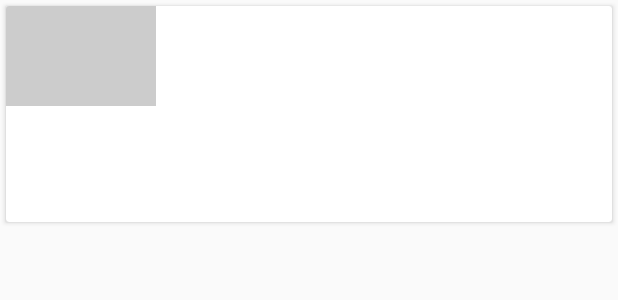
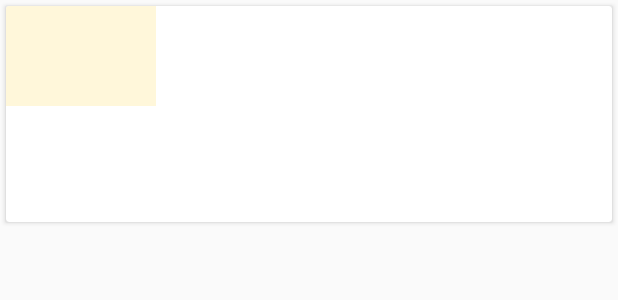
Before and after one commit to fanr1r/xyzreader, an Android app: the layout list_item_article.xml on its own in the app's theme, with its tools: preview values and no code run, on a phone screen of 412 x 824 dp. Shown: the top 300 px of the screen. Run offline under Robolectric (Android 15) with nearby library versions, the phone set to English and light mode, and no system bars.

Commit message:
chg: theme colors

```diff
--- a/XYZReader/src/main/res/drawable/add_fab_background.xml
+++ b/XYZReader/src/main/res/drawable/add_fab_background.xml
@@ -17,7 +17,7 @@
 <layer-list xmlns:android="http://schemas.android.com/apk/res/android">
     <item>
         <shape android:shape="oval">
-            <solid android:color="@color/theme_accent" />
+            <solid android:color="@color/accent_color" />
         </shape>
     </item>
     <item android:drawable="@drawable/white_selectable_item_background_circle" />
--- a/XYZReader/src/main/res/layout/fragment_article_detail.xml
+++ b/XYZReader/src/main/res/layout/fragment_article_detail.xml
@@ -86,7 +86,7 @@
                     android:lineSpacingMultiplier="@fraction/detail_body_line_spacing_multiplier"
                     android:paddingBottom="@dimen/detail_body_bottom_margin"
                     android:textColor="@color/ltgray"
-                    android:textColorLink="@color/theme_accent"
+                    android:textColorLink="@color/accent_color"
                     android:textSize="@dimen/detail_body_text_size"/>
 
             </com.example.xyzreader.ui.MaxWidthLinearLayout>
--- a/XYZReader/src/main/res/values/colors.xml
+++ b/XYZReader/src/main/res/values/colors.xml
@@ -16,10 +16,16 @@
 -->
 
 <resources>
-    <color name="photo_placeholder">#ccc</color>
+    <!-- Primary color of the app (shown in the app bar) -->
+    <color name="primary_color">#009688</color>
 
-    <color name="theme_primary">#04561A</color>
-    <color name="theme_primary_dark">#04561A</color>
-    <color name="theme_accent">#04561A</color>
+    <!-- Primary dark color of the app (shown in the status bar) -->
+    <color name="primary_dark_color">#004d40</color>
+
+    <!-- Accent color of the app -->
+    <color name="accent_color">#ffab00</color>
+
+    <color name="photo_placeholder">#FFF7DA</color>
+
     <color name="ltgray">#ffe0e0e0</color>
 </resources>
--- a/XYZReader/src/main/res/values/styles.xml
+++ b/XYZReader/src/main/res/values/styles.xml
@@ -17,11 +17,18 @@
 
 <resources>
 
-    <style name="Theme.Bacon" parent="@style/Theme.AppCompat.Light.NoActionBar">
+    <!-- Base application theme. -->
+    <style name="AppTheme" parent="Theme.AppCompat.Light.DarkActionBar">
+        <item name="colorPrimary">@color/primary_color</item>
+        <item name="colorPrimaryDark">@color/primary_dark_color</item>
+        <item name="colorAccent">@color/accent_color</item>
+    </style>
+
+    <style name="Theme.Bacon" parent="AppTheme">
 
     </style>
 
-    <style name="Theme.Bacon.Detail">
+    <style name="Theme.Bacon.Detail" parent="AppTheme">
         <item name="android:statusBarColor">@android:color/transparent</item>
     </style>
 
```
